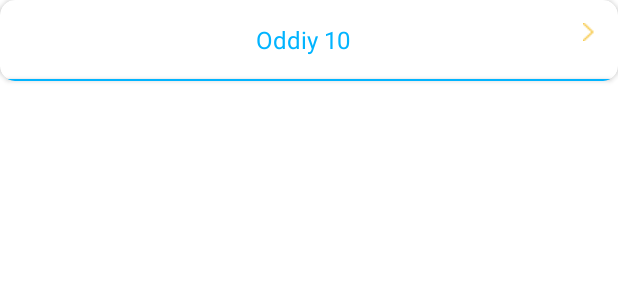
After one commit to OyatullohKhurboev/USSD, an Android app: the layout tarif_rejalar.xml on its own in the app's theme, with its tools: preview values and no code run, on a phone screen of 412 x 824 dp. The commit adds this screen. Shown: the top 300 px of the screen. Run offline under Robolectric (Android 15) with nearby library versions, the phone set to English and light mode, and no system bars.

```diff
--- a/app/src/main/java/com/example/ussd/adapters/InternetPaketAdapter.kt
+++ b/app/src/main/java/com/example/ussd/adapters/InternetPaketAdapter.kt
@@ -26,9 +26,9 @@ class InternetPaketAdapter(
     }
 
     override fun onBindViewHolder(holder: MbPaketViewHolder, position: Int) {
-        val MbPaketList= MbPaketList[position]
+        val MbPaketList = MbPaketList[position]
         holder.ivInternet.setText(MbPaketList.name)
-        holder.tvAInternet.setText(MbPaketList.name)
+        holder.tvAInternet.setText(MbPaketList.info)
 //        textView
         when (pageType) {
             PageType.Ucell ->
@@ -92,7 +92,6 @@ class InternetPaketAdapter(
     }
 
 
-
     override fun getItemCount(): Int {
         return MbPaketList.size
     }
--- a/app/src/main/java/com/example/ussd/model/GridViewModel.kt
+++ /dev/null
@@ -1,3 +0,0 @@
-package com.example.ussd.model
-
-data class GridViewModel(  val name: String, val info: String)
--- /dev/null
+++ b/app/src/main/java/com/example/ussd/model/InternetPaketModel.kt
@@ -0,0 +1,3 @@
+package com.example.ussd.model
+
+data class InternetPaketModel(val name: String, val info: String, )
--- a/app/src/main/res/drawable/qoldiq_shape.xml
+++ b/app/src/main/res/drawable/qoldiq_shape.xml
@@ -1,8 +1,10 @@
 <?xml version="1.0" encoding="utf-8"?>
 <shape xmlns:android="http://schemas.android.com/apk/res/android"
     android:shape="rectangle">
-    <solid android:color="@color/background"/>
-    <corners android:radius="20dp"/>
+    <solid android:color="#373E4E"/>
+    <corners android:radius="13dp"/>
+    <size android:width="280dp"
+        android:height="45dp"/>
 
 
 </shape>
--- a/app/src/main/res/layout/each_row.xml
+++ b/app/src/main/res/layout/mb_paket.xml
@@ -3,15 +3,15 @@
     xmlns:app="http://schemas.android.com/apk/res-auto"
     android:layout_width="match_parent"
     android:layout_height="wrap_content"
+    android:layout_marginLeft="15dp"
+    android:layout_marginTop="15dp"
+    android:layout_marginRight="15dp"
     android:background="@color/background"
     android:orientation="vertical">
 
     <LinearLayout
         android:layout_width="match_parent"
         android:layout_height="wrap_content"
-        android:layout_marginLeft="15dp"
-        android:layout_marginTop="15dp"
-        android:layout_marginRight="15dp"
         android:background="@drawable/shape_background_recyclerview">
 
         <androidx.cardview.widget.CardView
--- /dev/null
+++ b/app/src/main/res/layout/tarif_rejalar.xml
@@ -0,0 +1,49 @@
+<?xml version="1.0" encoding="utf-8"?>
+<LinearLayout xmlns:android="http://schemas.android.com/apk/res/android"
+    xmlns:app="http://schemas.android.com/apk/res-auto"
+    android:layout_width="match_parent"
+    android:layout_height="match_parent"
+
+    android:orientation="vertical">
+
+    <androidx.cardview.widget.CardView
+        android:layout_width="match_parent"
+        android:layout_height="wrap_content"
+        app:cardCornerRadius="10dp">
+
+        <LinearLayout
+            android:layout_width="match_parent"
+            android:layout_height="wrap_content"
+            android:orientation="vertical">
+
+            <LinearLayout
+                android:layout_width="match_parent"
+                android:layout_height="wrap_content"
+                android:orientation="horizontal"
+                android:padding="15dp">
+
+                <TextView
+                    android:layout_width="wrap_content"
+                    android:layout_height="wrap_content"
+                    android:layout_weight="1"
+                    android:gravity="center"
+                    android:text="Oddiy 10"
+                    android:textColor="@color/uzmobile"
+                    android:textSize="16sp"
+                    android:textStyle="normal" />
+
+                <ImageView
+                    android:layout_width="wrap_content"
+                    android:layout_height="wrap_content"
+                    android:src="@drawable/tarif_reja_icon" />
+
+            </LinearLayout>
+
+            <androidx.cardview.widget.CardView
+                android:layout_width="match_parent"
+                android:layout_height="1dp"
+                android:backgroundTint="@color/uzmobile" />
+        </LinearLayout>
+    </androidx.cardview.widget.CardView>
+
+</LinearLayout>
--- a/app/src/main/res/values/colors.xml
+++ b/app/src/main/res/values/colors.xml
@@ -14,4 +14,6 @@
     <color name="mobiuz">#E31E24</color>
     <color name="ucell">#741888</color>
     <color name="white_text">#FEFEFE</color>
+    <color name="cardColor">#809E9E9E</color>
+
 </resources>
```
Also changed, not shown: app/src/main/java/com/example/ussd/Fragment_uzmobile/Bosh_sahifa.kt (+3 -11 lines), app/src/main/java/com/example/ussd/Fragment_uzmobile/MbPaket.kt (+58 -14 lines), app/src/main/java/com/example/ussd/Tablayout.kt (+6 -22 lines), app/src/main/res/layout/activity_tablayout.xml (+23 -13 lines), app/src/main/res/drawable/tarif_reja_icon.png (added).
